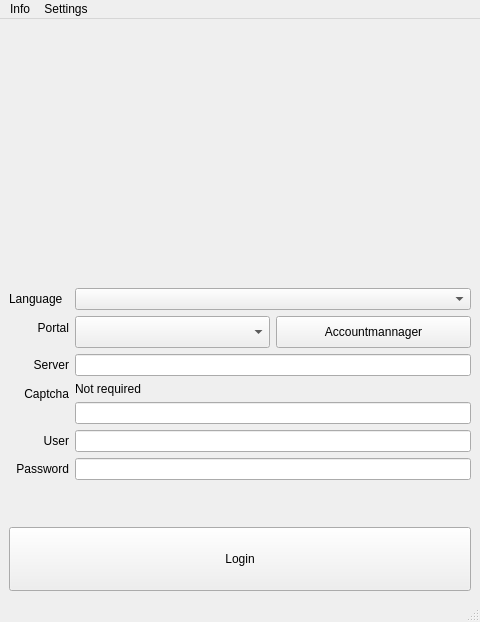
The window that viur_admin/ui/loginform.ui (viur-framework/viur-admin) describes before a commit, drawn with Qt 5.
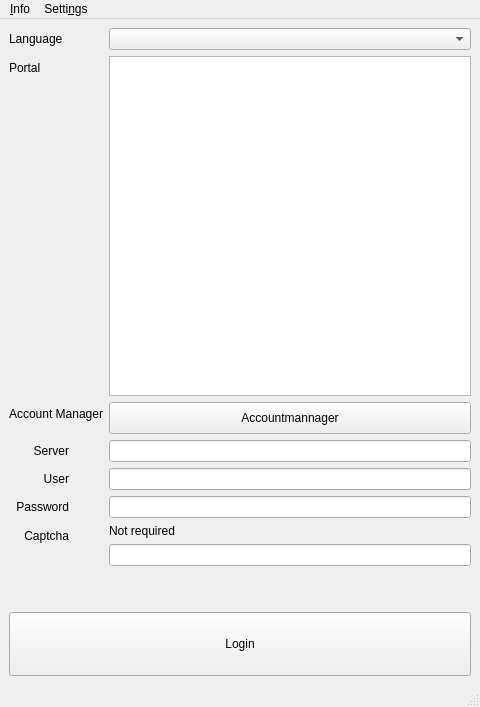
The same window after the commit. Icons and pictures are not drawn.

```diff
--- a/viur_admin/ui/loginform.ui
+++ b/viur_admin/ui/loginform.ui
@@ -7,7 +7,7 @@
     <x>0</x>
     <y>0</y>
     <width>480</width>
-    <height>622</height>
+    <height>707</height>
    </rect>
   </property>
   <property name="minimumSize">
@@ -31,41 +31,6 @@
   </property>
   <widget class="QWidget" name="logincentralwidget">
    <layout class="QVBoxLayout" name="verticalLayout_2">
-    <item>
-     <layout class="QHBoxLayout" name="horizontalLayout_2">
-      <property name="topMargin">
-       <number>0</number>
-      </property>
-      <item>
-       <widget class="QLabel" name="lblImage">
-        <property name="minimumSize">
-         <size>
-          <width>420</width>
-          <height>254</height>
-         </size>
-        </property>
-        <property name="maximumSize">
-         <size>
-          <width>420</width>
-          <height>254</height>
-         </size>
-        </property>
-        <property name="text">
-         <string/>
-        </property>
-        <property name="pixmap">
-         <pixmap>icons/login.png</pixmap>
-        </property>
-        <property name="scaledContents">
-         <bool>true</bool>
-        </property>
-        <property name="alignment">
-         <set>Qt::AlignLeading|Qt::AlignLeft|Qt::AlignTop</set>
-        </property>
-       </widget>
-      </item>
-     </layout>
-    </item>
     <item>
      <layout class="QFormLayout" name="formLayout">
       <property name="fieldGrowthPolicy">
@@ -78,18 +43,43 @@
        <number>0</number>
       </property>
       <item row="1" column="0">
-       <widget class="QLabel" name="lblPortal">
-        <property name="minimumSize">
-         <size>
-          <width>60</width>
-          <height>0</height>
-         </size>
-        </property>
+       <widget class="QLabel" name="portalLabel">
         <property name="text">
          <string>Portal</string>
         </property>
-        <property name="alignment">
-         <set>Qt::AlignRight|Qt::AlignTrailing|Qt::AlignVCenter</set>
+       </widget>
+      </item>
+      <item row="1" column="1">
+       <widget class="QListWidget" name="cbPortal">
+        <property name="sizePolicy">
+         <sizepolicy hsizetype="Expanding" vsizetype="Expanding">
+          <horstretch>4</horstretch>
+          <verstretch>0</verstretch>
+         </sizepolicy>
+        </property>
+       </widget>
+      </item>
+      <item row="2" column="0">
+       <widget class="QLabel" name="accountManagerLabel">
+        <property name="text">
+         <string>Account Manager</string>
+        </property>
+       </widget>
+      </item>
+      <item row="2" column="1">
+       <widget class="QPushButton" name="startAccManagerBTN">
+        <property name="minimumSize">
+         <size>
+          <width>0</width>
+          <height>32</height>
+         </size>
+        </property>
+        <property name="text">
+         <string>Accountmannager</string>
+        </property>
+        <property name="icon">
+         <iconset>
+          <normaloff>icons/accounts.svg</normaloff>icons/accounts.svg</iconset>
         </property>
        </widget>
       </item>
@@ -116,23 +106,7 @@
         </property>
        </widget>
       </item>
-      <item row="5" column="0">
-       <widget class="QLabel" name="lblApikey">
-        <property name="minimumSize">
-         <size>
-          <width>60</width>
-          <height>0</height>
-         </size>
-        </property>
-        <property name="text">
-         <string>Captcha</string>
-        </property>
-        <property name="alignment">
-         <set>Qt::AlignRight|Qt::AlignTrailing|Qt::AlignVCenter</set>
-        </property>
-       </widget>
-      </item>
-      <item row="6" column="0">
+      <item row="4" column="0">
        <widget class="QLabel" name="lblUsername">
         <property name="minimumSize">
          <size>
@@ -148,14 +122,14 @@
         </property>
        </widget>
       </item>
-      <item row="6" column="1">
+      <item row="4" column="1">
        <widget class="QLineEdit" name="editUsername">
         <property name="text">
          <string/>
         </property>
        </widget>
       </item>
-      <item row="7" column="0">
+      <item row="5" column="0">
        <widget class="QLabel" name="lblPassword">
         <property name="minimumSize">
          <size>
@@ -171,7 +145,7 @@
         </property>
        </widget>
       </item>
-      <item row="7" column="1">
+      <item row="5" column="1">
        <widget class="QLineEdit" name="editPassword">
         <property name="text">
          <string/>
@@ -181,47 +155,23 @@
         </property>
        </widget>
       </item>
-      <item row="1" column="1">
-       <layout class="QHBoxLayout" name="horizontalLayout">
-        <item>
-         <widget class="QComboBox" name="cbPortal">
-          <property name="enabled">
-           <bool>true</bool>
-          </property>
-          <property name="minimumSize">
-           <size>
-            <width>0</width>
-            <height>32</height>
-           </size>
-          </property>
-          <property name="contextMenuPolicy">
-           <enum>Qt::PreventContextMenu</enum>
-          </property>
-          <property name="insertPolicy">
-           <enum>QComboBox::InsertAtBottom</enum>
-          </property>
-         </widget>
-        </item>
-        <item>
-         <widget class="QPushButton" name="startAccManagerBTN">
-          <property name="minimumSize">
-           <size>
-            <width>0</width>
-            <height>32</height>
-           </size>
-          </property>
-          <property name="text">
-           <string>Accountmannager</string>
-          </property>
-          <property name="icon">
-           <iconset>
-            <normaloff>icons/accounts.svg</normaloff>icons/accounts.svg</iconset>
-          </property>
-         </widget>
-        </item>
-       </layout>
+      <item row="6" column="0">
+       <widget class="QLabel" name="lblApikey">
+        <property name="minimumSize">
+         <size>
+          <width>60</width>
+          <height>0</height>
+         </size>
+        </property>
+        <property name="text">
+         <string>Captcha</string>
+        </property>
+        <property name="alignment">
+         <set>Qt::AlignRight|Qt::AlignTrailing|Qt::AlignVCenter</set>
+        </property>
+       </widget>
       </item>
-      <item row="5" column="1">
+      <item row="6" column="1">
        <layout class="QVBoxLayout" name="verticalLayout">
         <item>
          <widget class="QLabel" name="lblCaptcha">
@@ -291,7 +241,7 @@
      <x>0</x>
      <y>0</y>
      <width>480</width>
-     <height>21</height>
+     <height>30</height>
     </rect>
    </property>
    <property name="layoutDirection">
@@ -299,7 +249,7 @@
    </property>
    <widget class="QMenu" name="menuInfo">
     <property name="title">
-     <string>Info</string>
+     <string>&amp;Info</string>
     </property>
     <addaction name="actionHelp"/>
     <addaction name="separator"/>
@@ -307,7 +257,7 @@
    </widget>
    <widget class="QMenu" name="menuEinstellungen">
     <property name="title">
-     <string>Settings</string>
+     <string>Setti&amp;ngs</string>
     </property>
     <addaction name="actionAccountmanager"/>
    </widget>
```
Left out of the diff: 28 changed lines with no effect on the pictures.
